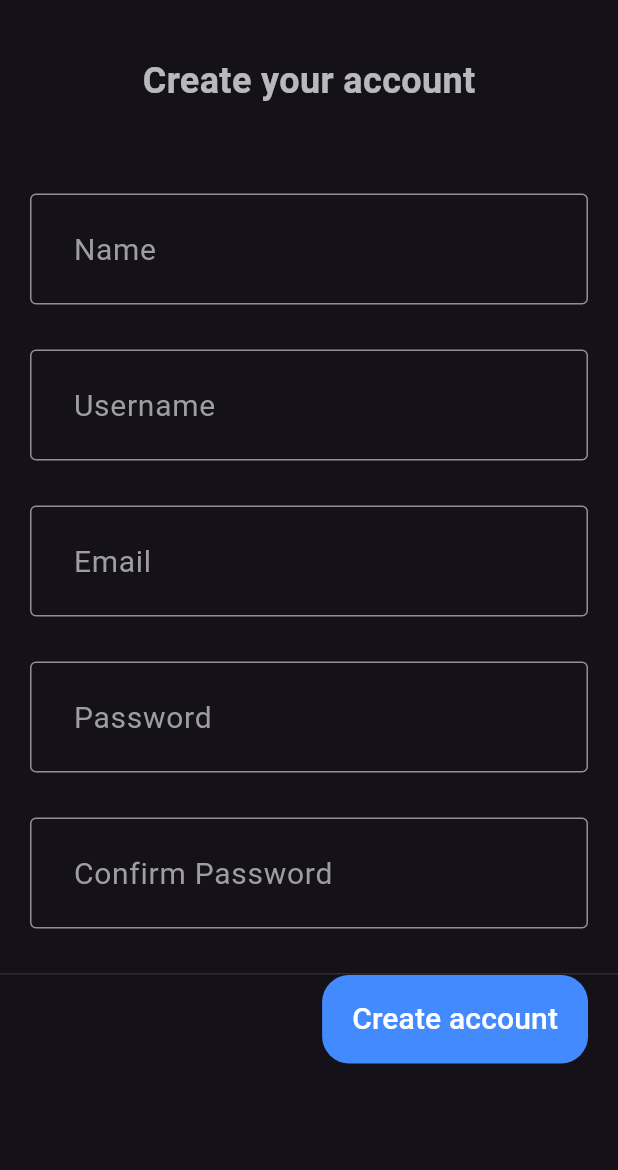
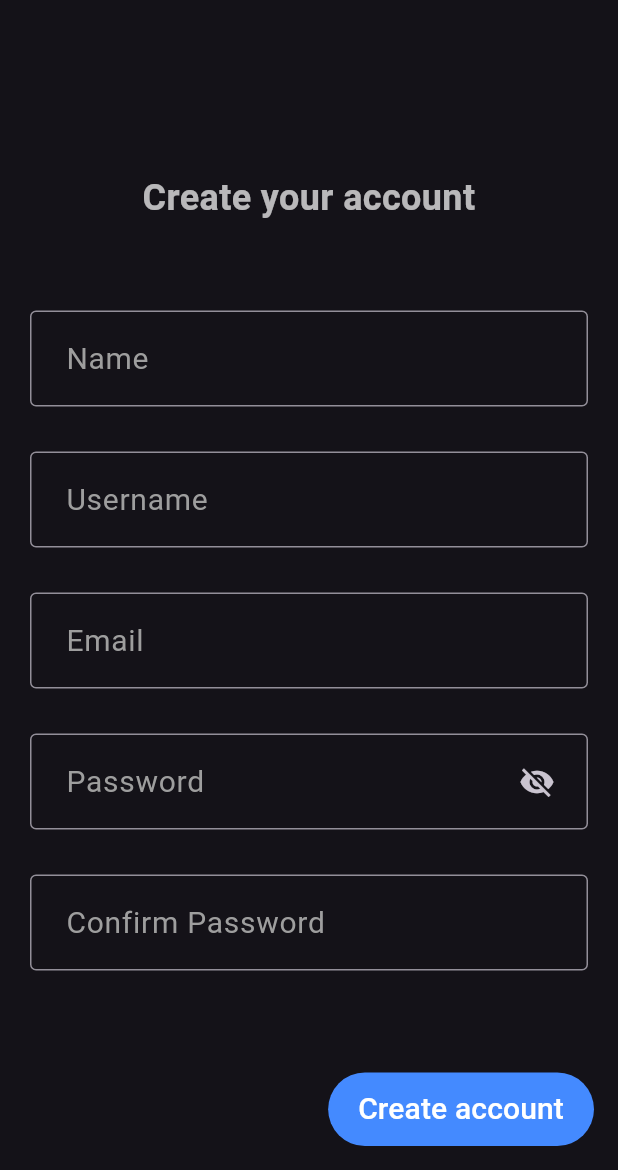
Before and after one commit to Dharun-Srikanth/twitter_ui, a Flutter app: the screen it shows after launch, after a tap on "Create account", on a phone screen of 412 x 824 dp, the part 66-1236 px from its top. Run offline on Flutter 3.47's test engine with Material 3 defaults, Android fonts, the phone set to English and light mode, and no system bars; our stand-ins replace get, sign_in_button, sqflite, sqflite_common_ffi, sqflite_common_ffi_web, toastification; missing offline and left inert: hidable; accounts and stored records are empty; generated files the repository leaves out were written again; network calls fail.

Commit message:
updated code

```diff
--- a/lib/api/tweets_api.dart
+++ b/lib/api/tweets_api.dart
@@ -6,8 +6,7 @@ import 'package:twitter_ui/model/tweets.dart';
 import 'package:http/http.dart' as http;
 
 Future<List<Tweets>> fetchTweets() async {
-  final response =
-  await http.get(Uri.parse('https://dummyjson.com/posts?limit=100'));
+  final response = await http.get(Uri.parse('https://dummyjson.com/posts?limit=100'));
   if (response.statusCode == 200) {
     var jsonData = json.decode(response.body);
     List<dynamic> values = jsonData['posts'];
--- a/lib/constants/controller.dart
+++ b/lib/constants/controller.dart
@@ -9,3 +9,7 @@ TextEditingController regPassword = TextEditingController();
 TextEditingController regCfmPassword = TextEditingController();
 
 ScrollController hideScrollController = ScrollController();
+
+// Form
+final registerFormKey = GlobalKey<FormState>();
+final addTweetFormKey = GlobalKey<FormState>();
--- a/lib/constants/details.dart
+++ b/lib/constants/details.dart
@@ -1,3 +1,9 @@
+import 'package:twitter_ui/db/db_helper.dart';
+import 'package:twitter_ui/model/tweet_model.dart';
 import 'package:twitter_ui/model/user_model.dart';
 
+import '../model/tweets.dart';
+
 late UserModel? loggedInUser;
+final DBHelper constDbHelper = DBHelper();
+Future<List<TweetModel>> dbTweets = constDbHelper.getTweets();
--- a/lib/db/db_helper.dart
+++ b/lib/db/db_helper.dart
@@ -1,10 +1,13 @@
 import 'package:sqflite/sqflite.dart';
 import 'package:path/path.dart';
+import 'package:twitter_ui/model/tweet_model.dart';
 
 import '../model/user_model.dart';
 
 class DBHelper {
   static const String USER_TABLE = "User";
+  static const String TWEETS_TABLE = "Tweets";
+  static const String COMMENTS_TABLE = "Comments";
 
   static Database? _database;
 
@@ -20,8 +23,12 @@ class DBHelper {
     String databasesPath = await getDatabasesPath();
     String dbPath = join(databasesPath, "twitter.db");
 
-    var db = await openDatabase(dbPath, version: 1, onCreate: _onCreate);
+    var db = await openDatabase(dbPath, version: 1, onCreate: _onCreate, onConfigure: _onConfigure);
     return db;
+  }
+
+  static Future _onConfigure(Database db) async {
+    await db.execute('PRAGMA foreign_keys = ON');
   }
 
   // create user table
@@ -33,6 +40,20 @@ class DBHelper {
         'email TEXT,'
         'password TEXT)');
 
+    await db.execute('CREATE TABLE $TWEETS_TABLE'
+        '(id INTEGER PRIMARY KEY AUTOINCREMENT,'
+        'tweet TEXT,'
+        'user_id INTEGER,'
+        'like_count INTEGER,'
+        'FOREIGN KEY (user_id) REFERENCES $USER_TABLE (id))');
+
+    // await db.execute('CREATE TABLE $COMMENTS_TABLE'
+    //     '(id INTEGER PRIMARY KEY AUTOINCREMENT,'
+    //     'comment TEXT,'
+    //     'tweet_id INTEGER,'
+    //     'user_id INTEGER'
+    //     'FOREIGN KEY (tweet_id) REFERENCES $TWEETS_TABLE (id),'
+    //     'FOREIGN KEY (user_id) REFERENCES $USER_TABLE (id))');
 
   }
 
@@ -45,12 +66,59 @@ class DBHelper {
     return user;
   }
 
+  // Insert tweets
+  Future<TweetModel> addTweet(TweetModel tweet) async {
+    var dbClient = await database;
+    if(dbClient != null) {
+      tweet.id = await dbClient.insert("Tweets", tweet.toJson());
+    }
+    return tweet;
+  }
+
+  // Get all tweets
+  Future<List<TweetModel>> getTweets() async {
+    List<TweetModel> tweetList = [];
+    var dbClient = await database;
+    if(dbClient != null) {
+      var result = await dbClient.rawQuery('SELECT * FROM $TWEETS_TABLE');
+      for (var element in result) {
+        tweetList.add(TweetModel.fromJson(element));
+      }
+    }
+    return tweetList;
+  }
+
+  // Get tweet
+  Future<TweetModel?> getTweet(int id) async {
+    var dbClient = await database;
+    if(dbClient != null){
+      var result = await dbClient.rawQuery("SELECT * FROM $TWEETS_TABLE WHERE id=$id");
+      return TweetModel.fromJson(result.first);
+    }
+    return null;
+  }
+
+  // add likes
+  Future<void> addLikes(int id) async {
+    var dbClient = await database;
+    if(dbClient != null){
+      var result = await dbClient.rawQuery("SELECT like_count FROM $TWEETS_TABLE WHERE id='$id'");
+      TweetModel tweet = TweetModel.fromJson(result.first);
+      print(result.first['like_count']);
+      int updateCount = await dbClient.rawUpdate(
+          "UPDATE $TWEETS_TABLE "
+          "SET like_count=?"
+          "WHERE id=?",
+      [tweet.likeCount+1, id]);
+    }
+  }
+
   // Get all users from db
   Future<List<UserModel>> getUsers() async {
     List<UserModel> userList = [];
     var dbClient = await database;
     if(dbClient != null) {
-      var result = await dbClient.rawQuery('SELECT * FROM User');
+      var result = await dbClient.rawQuery('SELECT * FROM $USER_TABLE');
       for (var element in result) {
         userList.add(UserModel.fromJson(element));
       }
@@ -62,7 +130,7 @@ class DBHelper {
   Future<UserModel?> getLogIn(String username, String password) async {
     var dbClient = await database;
     if(dbClient != null){
-      var result = await dbClient.rawQuery("SELECT * FROM User WHERE username='$username' and password='$password'");
+      var result = await dbClient.rawQuery("SELECT * FROM $USER_TABLE WHERE username='$username' and password='$password'");
       print(result);
       if(result.length>0){
         print(UserModel.fromJson(result.first).username);
--- a/lib/main.dart
+++ b/lib/main.dart
@@ -16,6 +16,7 @@ import 'package:sqflite_common_ffi_web/sqflite_ffi_web.dart';
 import 'db/db_helper.dart';
 
 void main() {
+  WidgetsFlutterBinding.ensureInitialized();
   sqfliteFfiInit();
   if(kIsWeb){
     databaseFactory = databaseFactoryFfiWeb;
@@ -40,10 +41,10 @@ class MainApp extends StatelessWidget {
       locale: Locale(Get.find<LanguageController>().language.value),
       routes: {
         "launchPage":(context) => const AppLaunchPage(),
-        "register":(context) => const RegisterPage(),
+        "register":(context) => RegisterPage(),
         "loginPage":(context) => const LoginPage(),
         "homepage":(context) => const HomePage(),
-        "addTweet":(context) => const AddTweet(actionId: 0,),
+        "addTweet":(context) =>  AddTweet(actionId: 0,),
         "profile":(context) => const ProfilePage(),
         "settings":(context) => const Settings(),
       },
--- /dev/null
+++ b/lib/model/comments.dart
@@ -0,0 +1,19 @@
+import 'package:twitter_ui/model/tweet_model.dart';
+import 'package:twitter_ui/model/user_model.dart';
+
+class Comments {
+  String comment;
+  UserModel user;
+  TweetModel tweet;
+
+  Comments(this.comment, this.user, this.tweet);
+
+  factory Comments.fromJson(Map<String, dynamic> data) =>
+      Comments(data['comment'], data['user'], data['tweet']);
+
+  Map<String, dynamic> toJson() => {
+    "comment": comment,
+    "user": user,
+    "tweet": tweet,
+  };
+}
--- a/lib/model/data.dart
+++ b/lib/model/data.dart
@@ -1,4 +1,5 @@
 import 'package:twitter_ui/model/tweet_details.dart';
+import 'package:twitter_ui/model/tweet_model.dart';
 import 'package:twitter_ui/model/tweets.dart';
 import 'package:twitter_ui/model/user.dart';
 
@@ -6,6 +7,11 @@ class DataModel {
   List<Tweets> tweetList = [];
   List<User> userList = [];
   List<TweetDetails> detailList = [];
+  List<TweetModel> allDbTweets = [];
+
+  void addTweetFromDB(List<TweetModel> tweetList){
+    allDbTweets.insertAll(0, tweetList);
+  }
 
   void addTweet(Tweets tweets){
     tweetList.insert(0, tweets);
--- /dev/null
+++ b/lib/model/tweet_model.dart
@@ -0,0 +1,19 @@
+import 'package:twitter_ui/model/user_model.dart';
+
+class TweetModel {
+  late int id;
+  String tweet;
+  UserModel user;
+  int likeCount;
+
+  TweetModel(this.tweet, this.user, this.likeCount);
+
+  factory TweetModel.fromJson(Map<String, dynamic> data) =>
+      TweetModel(data['tweet'], data['user'], data['likes']);
+
+  Map<String, dynamic> toJson() => {
+    "tweet": tweet,
+    "user_id": user.id,
+    "like_count": likeCount
+  };
+}
--- a/lib/page/add_tweet.dart
+++ b/lib/page/add_tweet.dart
@@ -10,8 +10,9 @@ import 'package:twitter_ui/widgets/primary_button.dart';
 import 'package:twitter_ui/widgets/tweets_layout.dart';
 
 class AddTweet extends StatelessWidget {
-  const AddTweet({super.key, required this.actionId});
+  AddTweet({super.key, required this.actionId});
   final int actionId;
+  final AddTweetDesign addTweetDesign = AddTweetDesign(1);
   @override
   Widget build(BuildContext context) {
     return Scaffold(
@@ -29,6 +30,7 @@ class AddTweet extends StatelessWidget {
                 onPressed: (){
                   DataController dataController = Get.find<DataController>();
                   if(actionId == 1){
+                    addTweetDesign.addTweet();
                     Tweets tweets = Tweets(id: UniqueKey().hashCode, userId: 101, tweet: addTweetController.text, likes: 0, comments: []);
                     User user = User(id: 101, name: "Dharun", username: "DRN", likedTweets: []);
                     dataController.addTweetsData(tweets);
--- a/lib/page/register.dart
+++ b/lib/page/register.dart
@@ -1,9 +1,11 @@
 import 'package:flutter/material.dart';
 import 'package:twitter_ui/widgets/register_design.dart';
 
+import '../widgets/primary_button.dart';
+
 class RegisterPage extends StatelessWidget {
-  const RegisterPage({super.key});
-
+  RegisterPage({super.key});
+  final RegisterDesign registerDesign = RegisterDesign();
   @override
   Widget build(BuildContext context) {
     return Scaffold(
@@ -23,6 +25,13 @@ class RegisterPage extends StatelessWidget {
         ),
       ),
       body: RegisterDesign(),
+      floatingActionButton:   PrimaryButton(
+          title: "Create account",
+          onPressed: () {
+            registerDesign.saveData();
+            Navigator.pushNamed(context, "loginPage");
+          }),
     );
   }
+
 }
--- a/lib/widgets/launch_page_design.dart
+++ b/lib/widgets/launch_page_design.dart
@@ -19,16 +19,16 @@ class LaunchPageDesign extends StatelessWidget {
           ),
            Text(
             AppLocalizations.of(context)!.launch_title,
-            style: const TextStyle(fontSize: 30.0, fontWeight: FontWeight.bold),
+            style: const TextStyle(fontSize: 32.0, fontWeight: FontWeight.bold),
           ),
           const SizedBox(
-            height: 250.0,
+            height: 200.0,
           ),
           SignInButton(
             Buttons.google,
             onPressed: () {},
             text: AppLocalizations.of(context)!.o_auth_google,
-            padding: EdgeInsets.symmetric(horizontal: 80.0, vertical: 15.0),
+            padding: EdgeInsets.symmetric(horizontal: 50.0,vertical: 5),
             shape: RoundedRectangleBorder(
                 borderRadius: BorderRadius.circular(100)),
           ),
@@ -40,7 +40,7 @@ class LaunchPageDesign extends StatelessWidget {
                 Container(
                   height: 0.5,
                   color: Colors.grey,
-                  width: 160,
+                  width: 130,
                 ),
                 SizedBox(width: 10,),
                 Text("or"),
@@ -48,7 +48,7 @@ class LaunchPageDesign extends StatelessWidget {
                 Container(
                   height: 0.5,
                   color: Colors.grey,
-                  width: 160,
+                  width: 130,
                 ),
               ],
             ),
@@ -60,7 +60,7 @@ class LaunchPageDesign extends StatelessWidget {
             text: AppLocalizations.of(context)!.create_account,
             textColor: Colors.black,
             fontSize: 16,
-            padding: EdgeInsets.symmetric(horizontal: 80.0, vertical: 20.0),
+            padding: EdgeInsets.symmetric(horizontal: 50.0, vertical: 10),
             shape: RoundedRectangleBorder(
                 borderRadius: BorderRadius.circular(100)),
             backgroundColor: Colors.white,
@@ -80,7 +80,7 @@ class LaunchPageDesign extends StatelessWidget {
                 )
               ]
           )),
-          SizedBox(height: 50,),
+          SizedBox(height: 20,),
           RichText(text: TextSpan(
               children: [
                 TextSpan(
--- a/lib/widgets/primary_button.dart
+++ b/lib/widgets/primary_button.dart
@@ -11,12 +11,12 @@ class PrimaryButton extends StatelessWidget {
       onPressed: onPressed,
       style: ButtonStyle(
         shape: MaterialStateProperty.all(RoundedRectangleBorder(
-          borderRadius: BorderRadius.circular(18.0),
+          borderRadius: BorderRadius.circular(100.0),
         )),
         backgroundColor:
         MaterialStateProperty.all(Colors.blueAccent),
         padding: MaterialStateProperty.all(
-            const EdgeInsets.symmetric(horizontal: 20, vertical: 15)),
+            const EdgeInsets.symmetric(horizontal: 20, vertical: 10)),
       ),
       child: Text(
         title,
--- a/lib/widgets/register_design.dart
+++ b/lib/widgets/register_design.dart
@@ -6,26 +6,48 @@ import '../constants/regex.dart';
 import '../db/db_helper.dart';
 import '../model/user_model.dart';
 
-class RegisterDesign extends StatelessWidget {
+class RegisterDesign extends StatefulWidget {
   RegisterDesign({super.key});
 
-  final _formKey = GlobalKey<FormState>();
+  @override
+  State<RegisterDesign> createState() => _RegisterDesignState();
   final DBHelper dbHelper = DBHelper();
+  void saveData() {
+    if (registerFormKey.currentState!.validate()) {
+      UserModel user = UserModel(
+        id: UniqueKey().hashCode,
+        name: regName.text,
+        username: regUsername.text,
+        email: regEmail.text,
+        password: regPassword.text,
+      );
+
+      regName.text = "";
+      regUsername.text = "";
+      regEmail.text = "";
+      regPassword.text = "";
+      regCfmPassword.text = "";
+
+      Future<UserModel> future = dbHelper.addUser(user);
+      print("saved");
+      future.then((value) {
+        print(value.name);
+      });
+    }
+  }
+}
+
+class _RegisterDesignState extends State<RegisterDesign> {
+
+  bool _isPasswordVisible = false;
 
   @override
   Widget build(BuildContext context) {
-    return SingleChildScrollView(
-      child: Padding(
-        padding: const EdgeInsets.symmetric(vertical: 25.0),
-        child: Column(
-          mainAxisAlignment: MainAxisAlignment.spaceBetween,
-          crossAxisAlignment: CrossAxisAlignment.start,
-          children: [
-            Padding(
+    return Padding(
       padding: const EdgeInsets.symmetric(horizontal: 20.0),
-              child: Column(
-                crossAxisAlignment: CrossAxisAlignment.center,
-                mainAxisAlignment: MainAxisAlignment.center,
+      child: Center(
+        child: ListView(
+          shrinkWrap: true,
           children: [
             Text(
               "Create your account",
@@ -33,11 +55,13 @@ class RegisterDesign extends StatelessWidget {
                   fontSize: 24,
                   fontWeight: FontWeight.bold,
                   color: Colors.white70),
+              textAlign: TextAlign.center,
             ),
             Padding(
-                    padding: EdgeInsets.only(top: 58.0, bottom: MediaQuery.of(context).viewInsets.bottom),
+              padding: EdgeInsets.only(
+                  top: 58.0, bottom: MediaQuery.of(context).viewInsets.bottom),
               child: Form(
-                      key: _formKey,
+                key: registerFormKey,
                 child: ListView(
                   physics: const NeverScrollableScrollPhysics(),
                   shrinkWrap: true,
@@ -46,8 +70,8 @@ class RegisterDesign extends StatelessWidget {
                       validator: (value) {
                         if (value == null || value.isEmpty) {
                           return "Please enter name";
-                              } else if (!(nameRegExp.hasMatch(value)) || value
-                                  .length < 3) {
+                        } else if (!(nameRegExp.hasMatch(value)) ||
+                            value.length < 3) {
                           return "Invalid name";
                         }
                         return null;
@@ -58,9 +82,9 @@ class RegisterDesign extends StatelessWidget {
                           border: OutlineInputBorder(),
                           labelText: "Name",
                           focusColor: Colors.blueAccent,
-                                contentPadding: EdgeInsets.all(25),
-                                labelStyle: TextStyle(fontSize: 20, color: Colors
-                                    .grey)),
+                          contentPadding: EdgeInsets.all(20),
+                          labelStyle:
+                              TextStyle(fontSize: 20, color: Colors.grey)),
                     ),
                     SizedBox(
                       height: 30,
@@ -69,8 +93,8 @@ class RegisterDesign extends StatelessWidget {
                       validator: (value) {
                         if (value == null || value.isEmpty) {
                           return "Please enter Username";
-                              } else if (!(usernameRegExp.hasMatch(value)) || value
-                                  .length < 3) {
+                        } else if (!(usernameRegExp.hasMatch(value)) ||
+                            value.length < 3) {
                           return "Invalid Username. Only lowercase alphanumeric allowed";
                         }
                         return null;
@@ -81,9 +105,9 @@ class RegisterDesign extends StatelessWidget {
                           border: OutlineInputBorder(),
                           labelText: "Username",
                           focusColor: Colors.blueAccent,
-                                contentPadding: EdgeInsets.all(25),
-                                labelStyle: TextStyle(fontSize: 20, color: Colors
-                                    .grey)),
+                          contentPadding: EdgeInsets.all(20),
+                          labelStyle:
+                              TextStyle(fontSize: 20, color: Colors.grey)),
                     ),
                     SizedBox(
                       height: 30,
@@ -103,14 +127,15 @@ class RegisterDesign extends StatelessWidget {
                           border: OutlineInputBorder(),
                           labelText: "Email",
                           focusColor: Colors.blueAccent,
-                                contentPadding: EdgeInsets.all(25),
-                                labelStyle: TextStyle(fontSize: 20, color: Colors
-                                    .grey)),
+                          contentPadding: EdgeInsets.all(20),
+                          labelStyle:
+                              TextStyle(fontSize: 20, color: Colors.grey)),
                     ),
                     SizedBox(
                       height: 30,
                     ),
                     TextFormField(
+                      obscureText: !_isPasswordVisible,
                       validator: (value) {
                         if (value == null || value.isEmpty) {
                           return "Please enter password";
@@ -122,17 +147,31 @@ class RegisterDesign extends StatelessWidget {
                       autovalidateMode: AutovalidateMode.onUserInteraction,
                       controller: regPassword,
                       decoration: InputDecoration(
+                          suffixIcon: Padding(
+                            padding: const EdgeInsets.only(right: 10.0),
+                            child: IconButton(
+                              icon: Icon(_isPasswordVisible
+                                  ? Icons.visibility
+                                  : Icons.visibility_off),
+                              onPressed: () {
+                                setState(() {
+                                  _isPasswordVisible = !_isPasswordVisible;
+                                });
+                              },
+                            ),
+                          ),
                           border: OutlineInputBorder(),
                           labelText: "Password",
                           focusColor: Colors.blueAccent,
-                                contentPadding: EdgeInsets.all(25),
-                                labelStyle: TextStyle(fontSize: 20, color: Colors
-                                    .grey)),
+                          contentPadding: EdgeInsets.all(20),
+                          labelStyle:
+                              TextStyle(fontSize: 20, color: Colors.grey)),
                     ),
                     SizedBox(
                       height: 30,
                     ),
                     TextFormField(
+                      obscureText: true,
                       validator: (value) {
                         if (value == null || value.isEmpty) {
                           return "Please enter confirm password";
@@ -147,9 +186,9 @@ class RegisterDesign extends StatelessWidget {
                           border: OutlineInputBorder(),
                           labelText: "Confirm Password",
                           focusColor: Colors.blueAccent,
-                                contentPadding: EdgeInsets.all(25),
-                                labelStyle: TextStyle(fontSize: 20, color: Colors
-                                    .grey)),
+                          contentPadding: EdgeInsets.all(20),
+                          labelStyle:
+                              TextStyle(fontSize: 20, color: Colors.grey)),
                     ),
                     SizedBox(
                       height: 30,
@@ -157,54 +196,10 @@ class RegisterDesign extends StatelessWidget {
                   ],
                 ),
               ),
-                  )
-                ],
             ),
-            ),
-            Container(
-              height: 60,
-              alignment: Alignment.bottomCenter,
-              decoration: BoxDecoration(
-                  border: Border(
-                      top: BorderSide(color: Colors.grey.shade800, width: 0.5))),
-              child: Padding(
-                padding: const EdgeInsets.symmetric(horizontal: 20.0),
-                child: Row(
-                  mainAxisAlignment: MainAxisAlignment.end,
-                  children: [
-                    PrimaryButton(
-                        title: "Create account",
-                        onPressed: () {
-                          saveData();
-                          Navigator.pushNamed(context, "loginPage");
-                        })
-                  ],
-                ),
-              ),
-            )
           ],
         ),
       ),
     );
   }
-
-  void saveData() {
-    if (_formKey.currentState!.validate()) {
-      UserModel user = UserModel(
-        id: UniqueKey().hashCode,
-        name: regName.text,
-        username: regUsername.text,
-        email: regEmail.text,
-        password: regPassword.text,
-      );
-
-      Future<UserModel> future = dbHelper.addUser(user);
-      print("saved");
-      future.then((value){
-        if(value!=null){
-          print(value.name);
 }
-      });
-    }
-  }
-}
```
Also changed, not shown: lib/controller/data_controller.dart (+8 -0 lines), lib/widgets/add_tweet_design.dart (+26 -1 lines), lib/widgets/tweets_layout.dart (+8 -2 lines), 5 other files. Lines whose indentation alone changed are shown as unchanged.
